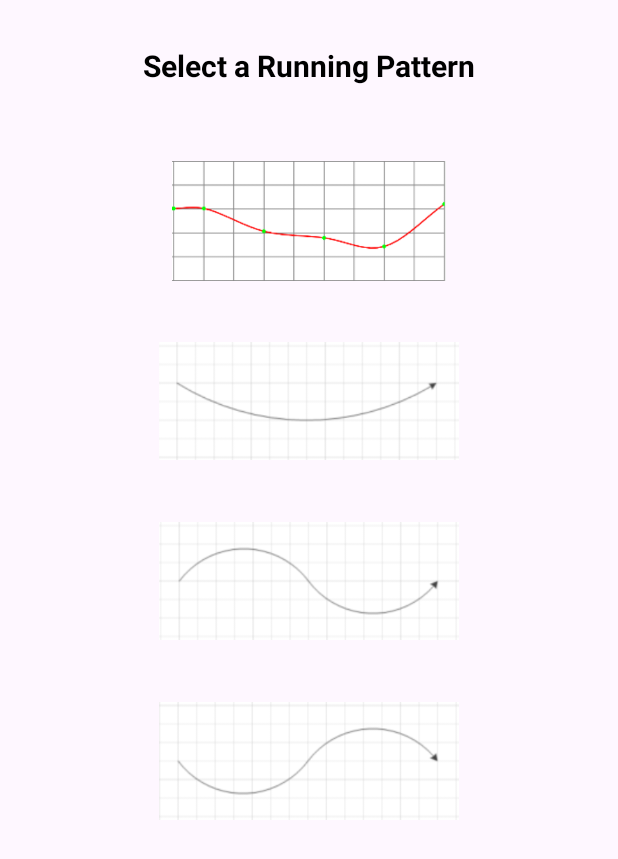
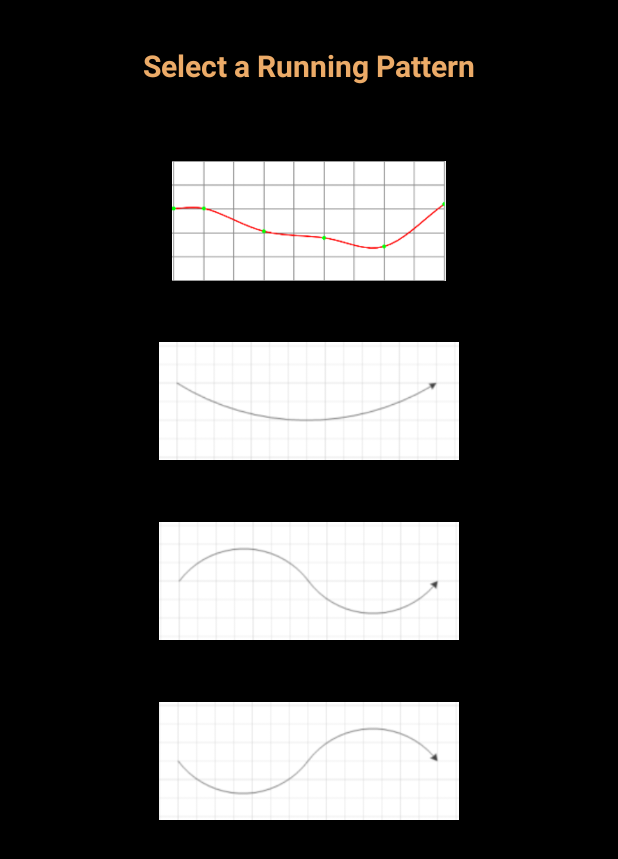
Before and after one commit to ezhou0716/MusicRunner, an Android app: the screen it shows after launch (MainActivity), on a phone screen of 412 x 824 dp. Shown: the top 859 px of the screen. Run offline under Robolectric (Android 15) with nearby library versions, the phone set to English and light mode, and no system bars.

Commit message:
Changed background and title color for activity.main

```diff
--- a/app/src/main/res/layout/activity_main.xml
+++ b/app/src/main/res/layout/activity_main.xml
@@ -5,13 +5,14 @@
     android:id="@+id/main"
     android:layout_width="match_parent"
     android:layout_height="match_parent"
-    tools:context=".MainActivity">
+    tools:context=".MainActivity"
+    android:background="@color/black">
 
     <TextView
         android:layout_width="wrap_content"
         android:layout_height="wrap_content"
         android:id="@+id/patterns_text"
-        android:textColor="@color/black"
+        android:textColor="#ECAB68"
         android:text="Select a Running Pattern"
         android:textSize="20dp"
         android:textStyle="bold"
```
